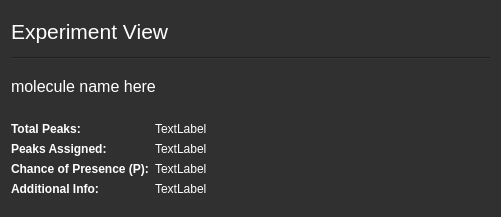
Above: app/dialogs/frames/assignment_info_widget.ui from jnicoleoliveira/SPECData before the change. Below: the same form after it.
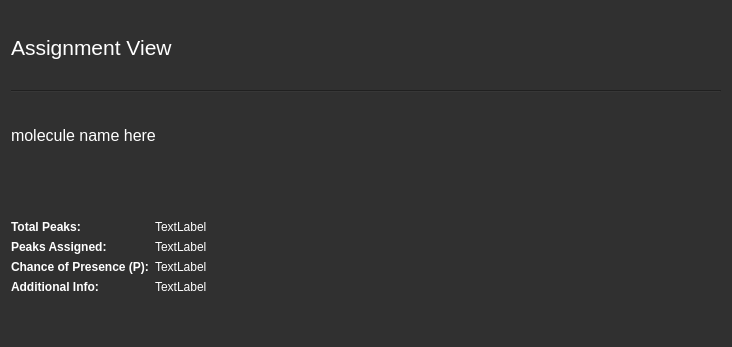
That is the form after the change.

Commit message: - fixed assignment graph GUI - added experiment_write_up.py - Created Export Cleaned Lines GUI - added dialog_export_cleaned_lines.py - connected buttons to functions (some stubs) - wrote implementation to write up txt file with 'cleaned' lines specified as a parameter

```diff
--- a/app/dialogs/frames/assignment_info_widget.ui
+++ b/app/dialogs/frames/assignment_info_widget.ui
@@ -6,8 +6,8 @@
    <rect>
     <x>0</x>
     <y>0</y>
-    <width>501</width>
-    <height>217</height>
+    <width>732</width>
+    <height>347</height>
    </rect>
   </property>
   <property name="windowTitle">
@@ -33,7 +33,7 @@
         <enum>QFrame::Raised</enum>
        </property>
        <property name="text">
-        <string>Experiment View</string>
+        <string>Assignment View</string>
        </property>
       </widget>
      </item>
```
The commit also changes 11 other files.
